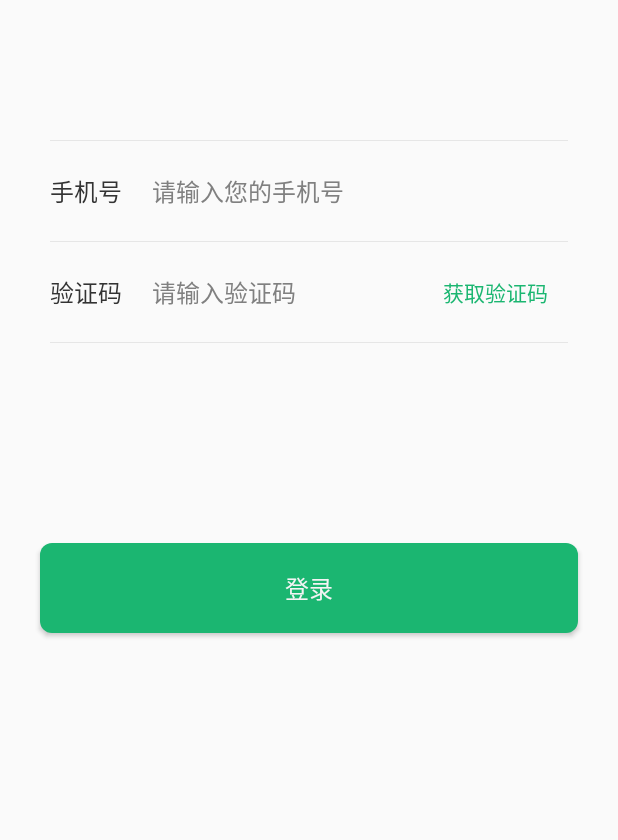
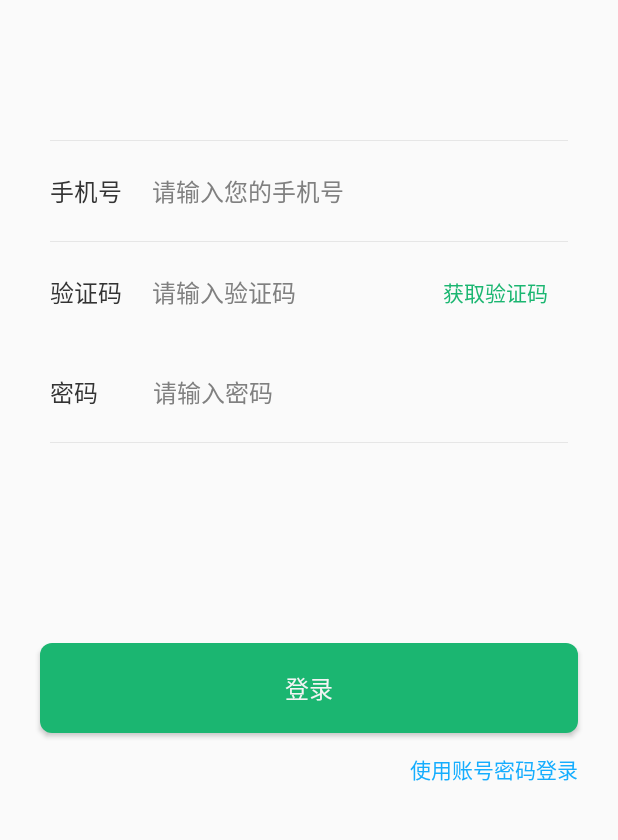
Before and after one commit to JohnLikeCoding/PartnerClient, an Android app: the layout activity_login.xml on its own in the app's theme, with its tools: preview values and no code run, on a phone screen of 412 x 824 dp, the part 316-1156 px from its top. Run offline under Robolectric (Android 15) with nearby library versions, the phone set to English and light mode, and no system bars.

Commit message:
更改4.8-4.13参数mobile为token，未设置登录密码跳转设置，增加账号密码登录,设置密码UI欠缺暂时自己想的

```diff
--- a/app/src/main/java/com/kuaigui/yueche/driver/constant/Api.java
+++ b/app/src/main/java/com/kuaigui/yueche/driver/constant/Api.java
@@ -17,6 +17,10 @@ public class Api {
     public static final String GET_CODE = BASE_URL + "common/smscode/send";
 
     public static final String LOGIN = BASE_URL + "driver/login";
+
+    public static final String LOGIN_PWD = BASE_URL + "driver/login/substitute";
+
+    public static final String CONFIG_PWD = BASE_URL + "driver/password/config";
 
     public static final String ORDER = BASE_URL + "driver/list/unorder";
 
--- a/app/src/main/java/com/kuaigui/yueche/driver/main/order/fragment/TodayPerformanceDialogFragment.java
+++ b/app/src/main/java/com/kuaigui/yueche/driver/main/order/fragment/TodayPerformanceDialogFragment.java
@@ -91,7 +91,7 @@ public class TodayPerformanceDialogFragment extends DialogFragment implements IR
 
     private void getPerformance() {
         OkRequestParams params = new OkRequestParams();
-        params.put("mobile", BaseUtils.getMobile());
+        params.put("token", BaseUtils.getToken());
         mController.doPostRequest(Api.TODAY_PERFORMANCE, "todayPerformance", params);
     }
 
--- a/app/src/main/res/layout/activity_login.xml
+++ b/app/src/main/res/layout/activity_login.xml
@@ -1,5 +1,6 @@
 <?xml version="1.0" encoding="utf-8"?>
 <LinearLayout xmlns:android="http://schemas.android.com/apk/res/android"
+              xmlns:tools="http://schemas.android.com/tools"
               android:layout_width="match_parent"
               android:layout_height="match_parent"
               android:orientation="vertical">
@@ -10,8 +11,8 @@
         android:layout_width="wrap_content"
         android:layout_height="wrap_content"
         android:layout_gravity="center_horizontal"
+        android:layout_marginTop="@dimen/space_55"
         android:layout_marginBottom="@dimen/space_70"
-        android:layout_marginTop="@dimen/space_55"
         android:src="@drawable/logo1"/>
 
     <View
@@ -42,8 +43,8 @@
             android:background="@null"
             android:gravity="center_vertical"
             android:hint="@string/phone_hint"
+            android:inputType="number"
             android:maxLength="11"
-            android:inputType="number"
             android:maxLines="1"
             android:textColor="@color/color_333333"
             android:textColorHint="@color/color_808080"
@@ -57,6 +58,7 @@
         android:layout_marginRight="@dimen/space_25"/>
 
     <LinearLayout
+        android:id="@+id/vcode_ll"
         android:layout_width="match_parent"
         android:layout_height="@dimen/space_50"
         android:layout_marginLeft="@dimen/space_25"
@@ -98,6 +100,41 @@
 
     </LinearLayout>
 
+    <LinearLayout
+        android:id="@+id/pwd_ll"
+        android:layout_width="match_parent"
+        android:layout_height="@dimen/space_50"
+        android:layout_marginLeft="@dimen/space_25"
+        android:layout_marginRight="@dimen/space_25"
+        android:gravity="center_vertical"
+        android:orientation="horizontal"
+        android:visibility="gone"
+        tools:visibility="visible">
+
+        <TextView
+            android:layout_width="wrap_content"
+            android:layout_height="wrap_content"
+            android:text="@string/pwd"
+            android:textColor="@color/color_333333"
+            android:textSize="@dimen/font_16"/>
+
+        <EditText
+            android:id="@+id/pwd_et"
+            android:layout_width="match_parent"
+            android:layout_height="match_parent"
+            android:layout_marginLeft="@dimen/space_15"
+            android:layout_weight="1"
+            android:background="@null"
+            android:gravity="center_vertical"
+            android:hint="@string/pwd_hint"
+            android:inputType="textPassword"
+            android:maxLines="1"
+            android:textColor="@color/color_333333"
+            android:textColorHint="@color/color_808080"
+            android:textSize="@dimen/font_16"/>
+
+    </LinearLayout>
+
     <View
         style="@style/horizontal_line"
         android:layout_marginLeft="@dimen/space_25"
@@ -108,12 +145,24 @@
         android:layout_width="match_parent"
         android:layout_height="@dimen/space_45"
         android:layout_marginLeft="@dimen/space_20"
+        android:layout_marginTop="@dimen/space_100"
         android:layout_marginRight="@dimen/space_20"
-        android:layout_marginTop="@dimen/space_100"
         android:background="@drawable/conner_green_bg"
         android:gravity="center"
         android:text="登录"
         android:textColor="@color/color_f4f4f4"
         android:textSize="@dimen/font_16"/>
 
+    <TextView
+        android:id="@+id/change_login_tv"
+        android:layout_width="match_parent"
+        android:layout_height="wrap_content"
+        android:layout_marginLeft="@dimen/space_20"
+        android:layout_marginRight="@dimen/space_20"
+        android:gravity="right"
+        android:paddingTop="@dimen/space_10"
+        android:paddingBottom="@dimen/space_10"
+        android:text="@string/login_pwd_hint"
+        android:textColor="@color/color_15ADFE"/>
+
 </LinearLayout>
--- a/app/src/main/res/values/colors.xml
+++ b/app/src/main/res/values/colors.xml
@@ -16,4 +16,5 @@
     <color name="color_ff794c">#FF794C</color>
     <color name="color_ffdfd9">#FFDFD9</color>
     <color name="color_c5c6cb">#C5C6CB</color>
+    <color name="color_15ADFE">#15ADFE</color>
 </resources>
--- a/app/src/main/res/values/strings.xml
+++ b/app/src/main/res/values/strings.xml
@@ -8,9 +8,15 @@
 
     <string name="phone">手机号</string>
     <string name="code">验证码</string>
+    <string name="pwd">密码&#160;&#160;&#160;&#160;&#160;</string>
     <string name="phone_hint">请输入您的手机号</string>
     <string name="code_hint">请输入验证码</string>
+    <string name="pwd_hint">请输入密码</string>
+    <string name="pwd_again_hint">请再次输入密码</string>
     <string name="code_get">获取验证码</string>
+    <string name="login_vcode_hint">使用验证码登录</string>
+    <string name="login_pwd_hint">使用账号密码登录</string>
+    <string name="config_pwd_title">设置密码</string>
     <string name="login_title">快龟约车-司机</string>
     <string name="user_agreement">用户协议</string>
     <string name="contact_us">联系我们</string>
```
Also changed, not shown: app/src/main/AndroidManifest.xml (+39 -33 lines), app/src/main/java/com/kuaigui/yueche/driver/bean/RootConfigPwdBean.java (added, +70 -0 lines), app/src/main/java/com/kuaigui/yueche/driver/bean/RootLoginBean.java (+82 -21 lines), app/src/main/java/com/kuaigui/yueche/driver/main/MainActivity.java (+24 -24 lines), app/src/main/java/com/kuaigui/yueche/driver/main/login/ConfigPwdActivity.java (added, +119 -0 lines), app/src/main/java/com/kuaigui/yueche/driver/main/login/LoginActivity.java (+58 -15 lines), app/src/main/java/com/kuaigui/yueche/driver/main/mine/MyPerformanceActivity.java (+9 -9 lines), app/src/main/java/com/kuaigui/yueche/driver/main/order/fragment/CompleteOrderFragment.java (+7 -7 lines), app/src/main/java/com/kuaigui/yueche/driver/main/order/fragment/WaitOrderFragment.java (+8 -8 lines), app/src/main/java/com/kuaigui/yueche/driver/util/BaseUtils.java (+7 -0 lines), app/src/main/res/layout/activity_cofig_pwd.xml (added, +82 -0 lines), 1 other file.
